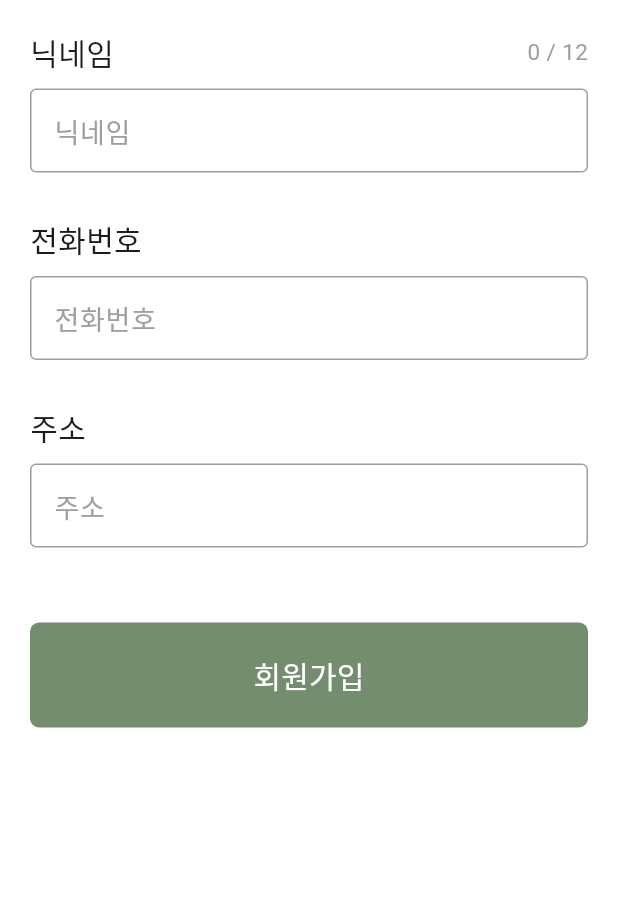
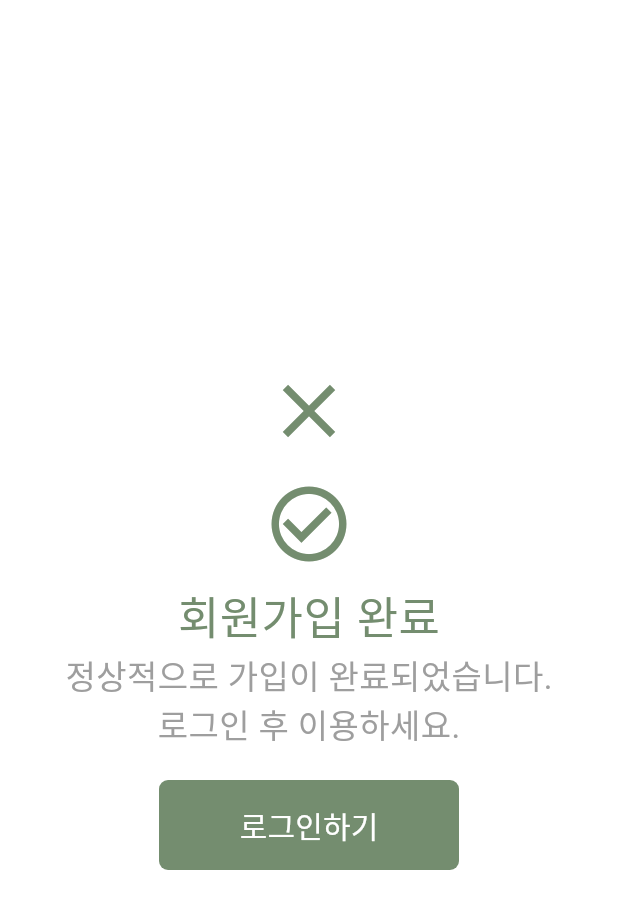
Before and after one commit to WARDKEY/ShotAndShoot_client, a Flutter app: the PostUserInfo widget shown alone on an empty page, opened directly, after a tap on "회원가입", on a phone screen of 412 x 824 dp. Shown: the top 909 px of the screen. Run offline on Flutter 3.47's test engine with Material 3 defaults, Android fonts, the phone set to English and light mode, and no system bars; our stand-ins replace camera, card_swiper, convex_bottom_bar, flutter_dotenv, geolocator, image_picker and 1 more; missing offline and left inert: flutter_naver_map, kakao_flutter_sdk_user; network calls fail.

Commit message:
feat(singin) : 회원가입 완료 페이지 추가

```diff
--- /dev/null
+++ b/lib/screens/Signin_login_screen.dart
@@ -0,0 +1,100 @@
+import 'package:flutter/material.dart';
+import 'package:shotandshoot/main.dart';
+
+class SigninLoginScreen extends StatefulWidget {
+  const SigninLoginScreen({super.key});
+
+  @override
+  State<SigninLoginScreen> createState() => _SigninLoginScreenState();
+}
+
+class _SigninLoginScreenState extends State<SigninLoginScreen> {
+  void navigateMainPage() {
+    Navigator.of(context).pushReplacement(
+      MaterialPageRoute(
+        builder: (context) => MyApp(),
+      ),
+    );
+  }
+
+  @override
+  Widget build(BuildContext context) {
+    return Scaffold(
+      body: Column(
+        mainAxisAlignment: MainAxisAlignment.center,
+        children: [
+          Icon(
+            Icons.close,
+            color: Color(0xff748d6f),
+            size: 60,
+          ),
+          SizedBox(
+            height: 15,
+          ),
+          Icon(
+            Icons.check_circle_outline,
+            color: Color(0xff748d6f),
+            size: 60,
+          ),
+          SizedBox(
+            height: 10,
+          ),
+          Row(
+            mainAxisAlignment: MainAxisAlignment.center,
+            children: [
+              Text(
+                '회원가입 완료',
+                style: TextStyle(
+                  fontSize: 30,
+                  color: Color(0xff748d6f),
+                  fontWeight: FontWeight.w500,
+                ),
+              ),
+            ],
+          ),
+          Text(
+            "정상적으로 가입이 완료되었습니다.",
+            style: TextStyle(
+              color: Colors.grey,
+              fontSize: 22,
+              fontWeight: FontWeight.w400,
+            ),
+          ),
+          Text(
+            '로그인 후 이용하세요.',
+            style: TextStyle(
+              color: Colors.grey,
+              fontSize: 22,
+              fontWeight: FontWeight.w400,
+            ),
+          ),
+          SizedBox(
+            height: 20,
+          ),
+          ElevatedButton(
+            onPressed: () {
+              // 로그인 시 처리
+              navigateMainPage();
+            },
+            style: ElevatedButton.styleFrom(
+              backgroundColor: Color(0xff748d6f),
+              elevation: 0,
+              minimumSize: Size(200, 60),
+              shape: RoundedRectangleBorder(
+                borderRadius: BorderRadius.circular(6),
+              ),
+            ),
+            child: Text(
+              '로그인하기',
+              style: TextStyle(
+                color: Colors.white,
+                fontSize: 20,
+                fontWeight: FontWeight.w400,
+              ),
+            ),
+          ),
+        ],
+      ),
+    );
+  }
+}
--- a/lib/utils/post_user_info.dart
+++ b/lib/utils/post_user_info.dart
@@ -1,4 +1,5 @@
 import 'package:flutter/material.dart';
+import 'package:shotandshoot/screens/Signin_login_screen.dart';
 
 class PostUserInfo extends StatefulWidget {
   const PostUserInfo({super.key});
@@ -34,6 +35,15 @@ class _PostUserInfoState extends State<PostUserInfo> {
     _phoneNumberController.dispose();
     _addressController.dispose();
     super.dispose();
+  }
+
+  // 회원가입 완료 페이지로 이동
+  void navigateToSignInLoginPage() {
+    Navigator.of(context).pushReplacement(
+      MaterialPageRoute(
+        builder: (context) => const SigninLoginScreen(),
+      ),
+    );
   }
 
   @override
@@ -153,6 +163,8 @@ class _PostUserInfoState extends State<PostUserInfo> {
           ),
           ElevatedButton(
             onPressed: () {
+              // 닉네임, 전화번호, 주소 들어가기전 클릭 비활성화
+              navigateToSignInLoginPage();
               print(
                   '닉네임 : ${_nickNameController.text} 전화번호 : ${_phoneNumberController.text} 주소 : ${_addressController.text}');
             },
```
